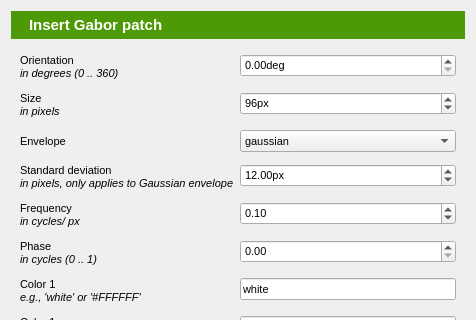
Above: resources/ui/gabor_dialog.ui from open-cogsci/OpenSesame before the change; both pictures show x 0 to 476 and y 0 to 320 of the 476 by 510 pixel window. Below: the same form after it.
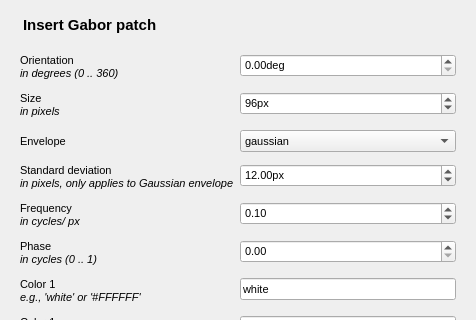
That is the form after the change. Icons and pictures are not drawn.

What changed in the file:
```diff
--- a/resources/ui/gabor_dialog.ui
+++ b/resources/ui/gabor_dialog.ui
@@ -22,11 +22,10 @@
        <verstretch>0</verstretch>
       </sizepolicy>
      </property>
-     <property name="styleSheet">
-      <string notr="true">background-color: #4e9a06;
-color: rgb(255, 255, 255);</string>
-     </property>
      <layout class="QHBoxLayout" name="horizontalLayout">
+      <property name="spacing">
+       <number>0</number>
+      </property>
       <property name="margin">
        <number>5</number>
       </property>
```
Left out of the diff: 2 changed lines with no effect on the pictures.
